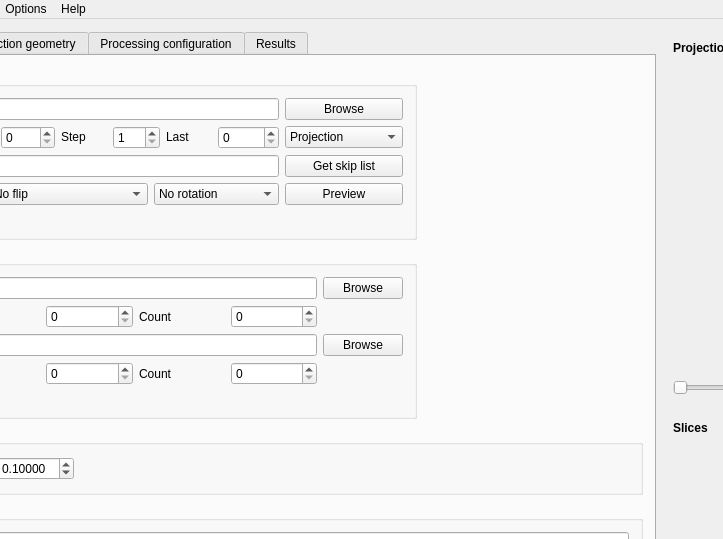
The window that applications/muhrec/src/muhrecmainwindow.ui (neutronimaging/imagingsuite) describes before a commit, drawn with Qt 5; both pictures show x 185 to 908 and y 0 to 539 of the 1136 by 856 pixel window.
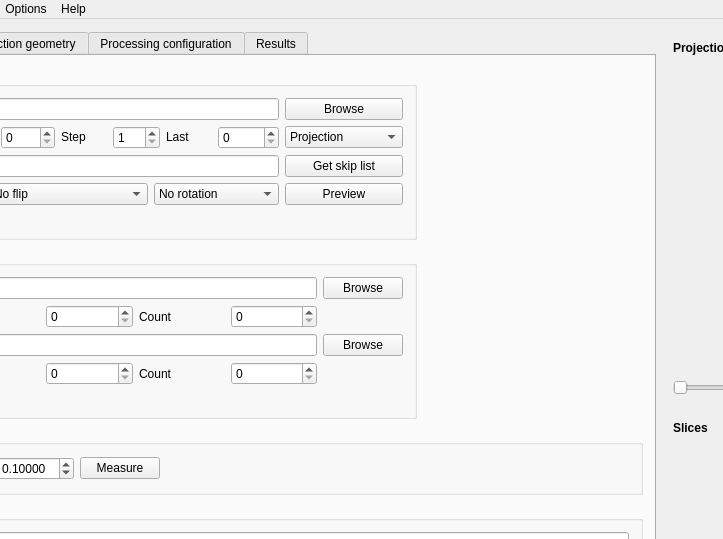
The same window after the commit. Custom widgets are drawn as their Qt base class.

Commit message: Added pixel size dialog to muhrec and updated build and depploy script on mac

```diff
--- a/applications/muhrec/src/muhrecmainwindow.ui
+++ b/applications/muhrec/src/muhrecmainwindow.ui
@@ -680,7 +680,7 @@
               <property name="minimumSize">
                <size>
                 <width>220</width>
-                <height>130</height>
+                <height>145</height>
                </size>
               </property>
               <property name="toolTip">
@@ -693,7 +693,7 @@
               <property name="minimumSize">
                <size>
                 <width>220</width>
-                <height>130</height>
+                <height>145</height>
                </size>
               </property>
               <property name="toolTip">
@@ -774,6 +774,16 @@
              </property>
             </widget>
            </item>
+           <item>
+            <widget class="QPushButton" name="pushButton_measurePixelSize">
+             <property name="toolTip">
+              <string>A tool to estimate the pixel size. &lt;br /&gt;Requires an image of an object with known dimensions.</string>
+             </property>
+             <property name="text">
+              <string>Measure</string>
+             </property>
+            </widget>
+           </item>
            <item>
             <spacer name="horizontalSpacer_4">
              <property name="orientation">
```
The commit also changes 6 other files.
